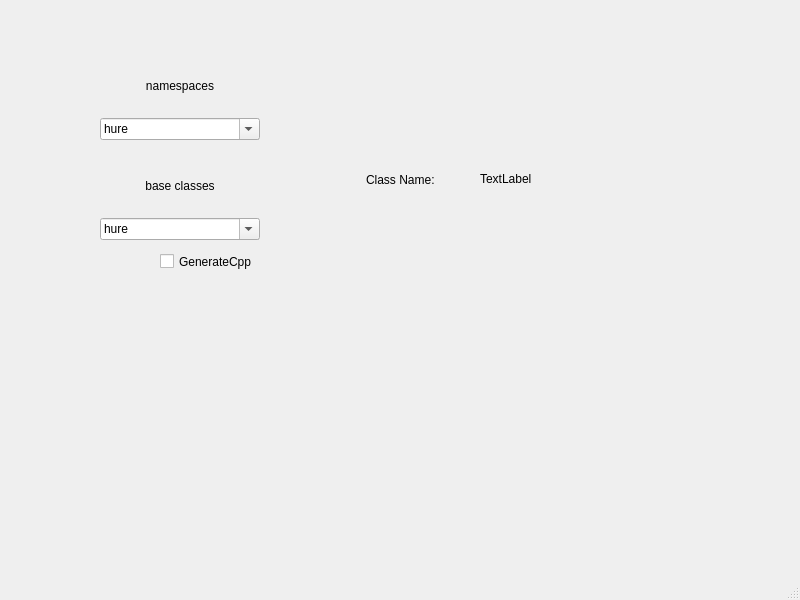
Above: src/cpp_helper/src/gui/main_window.ui from philko4711/phillib before the change. Below: the same form after it.
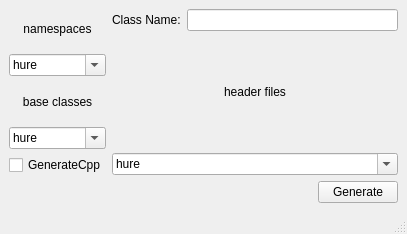
That is the form after the change.

```diff
--- a/src/cpp_helper/src/gui/main_window.ui
+++ b/src/cpp_helper/src/gui/main_window.ui
@@ -6,23 +6,20 @@
    <rect>
     <x>0</x>
     <y>0</y>
-    <width>800</width>
-    <height>600</height>
+    <width>407</width>
+    <height>234</height>
    </rect>
   </property>
   <property name="windowTitle">
    <string>MainWindow</string>
   </property>
   <widget class="QWidget" name="centralwidget">
-   <widget class="QWidget" name="verticalLayoutWidget">
-    <property name="geometry">
-     <rect>
-      <x>100</x>
-      <y>60</y>
-      <width>160</width>
-      <height>80</height>
-     </rect>
-    </property>
+   <layout class="QVBoxLayout" name="verticalLayout_6">
+    <item>
+     <layout class="QHBoxLayout" name="horizontalLayout_3">
+      <item>
+       <layout class="QVBoxLayout" name="verticalLayout_4">
+        <item>
     <layout class="QVBoxLayout" name="verticalLayout">
      <item>
       <widget class="QLabel" name="label">
@@ -52,16 +49,8 @@
       </widget>
      </item>
     </layout>
-   </widget>
-   <widget class="QWidget" name="verticalLayoutWidget_2">
-    <property name="geometry">
-     <rect>
-      <x>100</x>
-      <y>160</y>
-      <width>160</width>
-      <height>80</height>
-     </rect>
-    </property>
+        </item>
+        <item>
     <layout class="QVBoxLayout" name="verticalLayout_2">
      <item>
       <widget class="QLabel" name="label_2">
@@ -91,49 +80,92 @@
       </widget>
      </item>
     </layout>
-   </widget>
+        </item>
+        <item>
    <widget class="QCheckBox" name="checkBox">
-    <property name="geometry">
-     <rect>
-      <x>160</x>
-      <y>250</y>
-      <width>101</width>
-      <height>23</height>
-     </rect>
-    </property>
     <property name="text">
      <string>GenerateCpp</string>
     </property>
    </widget>
+        </item>
+       </layout>
+      </item>
+      <item>
+       <layout class="QVBoxLayout" name="verticalLayout_5">
+        <item>
+         <layout class="QHBoxLayout" name="horizontalLayout">
+          <item>
    <widget class="QLabel" name="label_3">
-    <property name="geometry">
-     <rect>
-      <x>366</x>
-      <y>170</y>
-      <width>91</width>
-      <height>20</height>
-     </rect>
-    </property>
     <property name="text">
      <string>Class Name:</string>
     </property>
    </widget>
+          </item>
+          <item>
+           <widget class="QLineEdit" name="lineEdit"/>
+          </item>
+         </layout>
+        </item>
+        <item>
+         <layout class="QVBoxLayout" name="verticalLayout_3">
+          <item>
    <widget class="QLabel" name="label_4">
-    <property name="geometry">
-     <rect>
-      <x>480</x>
-      <y>170</y>
-      <width>67</width>
-      <height>17</height>
-     </rect>
-    </property>
+            <property name="text">
+             <string>header files</string>
+            </property>
+            <property name="alignment">
+             <set>Qt::AlignCenter</set>
+            </property>
+           </widget>
+          </item>
+          <item>
+           <widget class="QComboBox" name="comboBoxHeaderFiles">
+            <property name="editable">
+             <bool>true</bool>
+            </property>
+            <item>
     <property name="text">
-     <string>TextLabel</string>
-    </property>
-    <property name="textInteractionFlags">
-     <set>Qt::LinksAccessibleByMouse|Qt::TextEditable</set>
-    </property>
-   </widget>
+              <string>hure</string>
+             </property>
+            </item>
+            <item>
+             <property name="text">
+              <string>sohn</string>
+             </property>
+            </item>
+           </widget>
+          </item>
+         </layout>
+        </item>
+       </layout>
+      </item>
+     </layout>
+    </item>
+    <item>
+     <layout class="QHBoxLayout" name="horizontalLayout_2">
+      <item>
+       <spacer name="horizontalSpacer">
+        <property name="orientation">
+         <enum>Qt::Horizontal</enum>
+        </property>
+        <property name="sizeHint" stdset="0">
+         <size>
+          <width>40</width>
+          <height>20</height>
+         </size>
+        </property>
+       </spacer>
+      </item>
+      <item>
+       <widget class="QPushButton" name="pushButton">
+        <property name="text">
+         <string>Generate</string>
+        </property>
+       </widget>
+      </item>
+     </layout>
+    </item>
+   </layout>
   </widget>
   <widget class="QMenuBar" name="menubar">
    <property name="geometry">
```
Left out of the diff: 2 changed lines with no effect on the pictures. Lines whose indentation alone changed are shown as unchanged.
